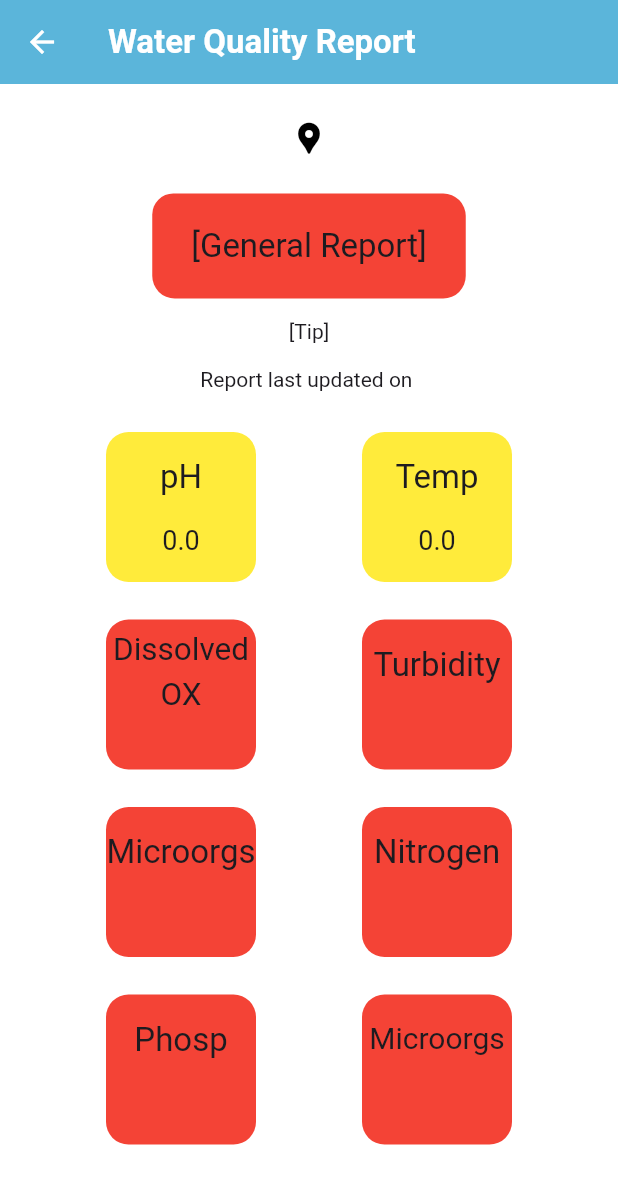
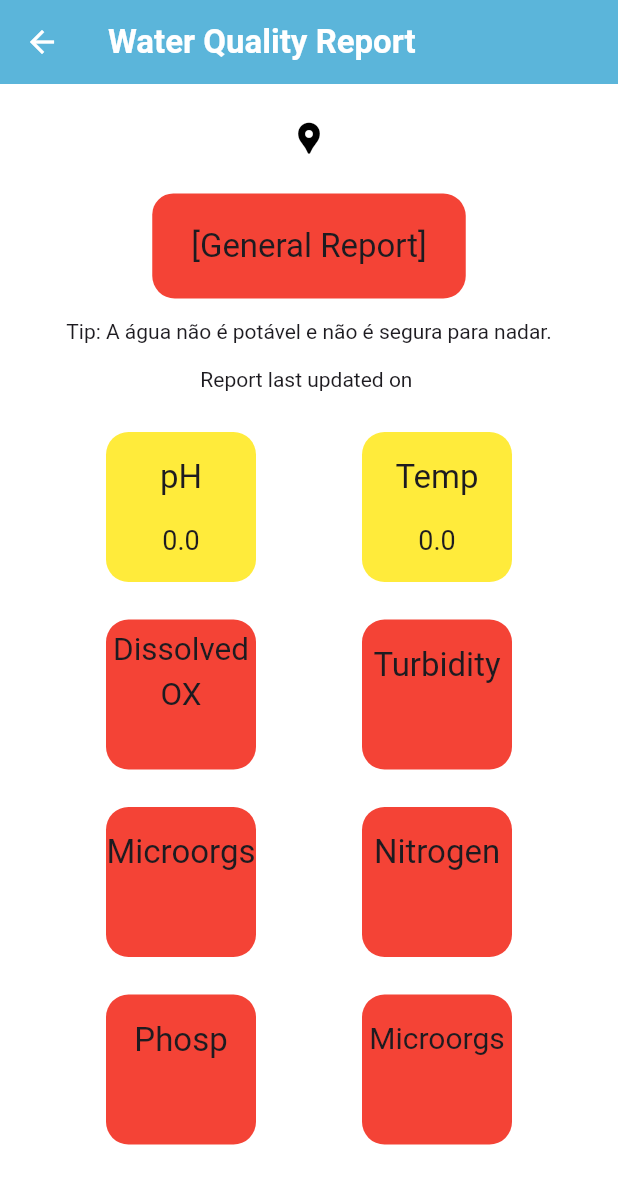
Before and after one commit to FEUP-LEIC-ES-2023-24/2LEIC03T3, a Flutter app: the WaterReportScreen screen opened directly with empty values, on a phone screen of 412 x 824 dp. Shown: the top 1184 px of the screen. Run offline on Flutter 3.47's test engine with Material 3 defaults, Android fonts, the phone set to English and light mode, and no system bars; our stand-ins replace cloud_firestore, firebase_core, google_maps_flutter, location; accounts and stored records are empty; Roboto replaces fonts that are missing (Poppins, Readex Pro).

Commit message:
updated screen report - tip

```diff
--- a/lib/screens/WaterReport.dart
+++ b/lib/screens/WaterReport.dart
@@ -146,18 +146,18 @@ class _WaterReportScreenState extends State<WaterReportScreen> {
                               ),
                             ),
                           ),
-                          const Padding(
-                            padding: EdgeInsetsDirectional.fromSTEB(0, 12, 0, 0),
+                          Padding(
+                            padding: const EdgeInsetsDirectional.fromSTEB(0, 12, 0, 0),
                             child: Text(
-                              '[Tip]',
-                              style: TextStyle(
+                              'Tip: ${getTip(widget.resource)}',
+                              style: const TextStyle(
                                 fontFamily: 'Readex Pro',
                                 letterSpacing: 0,
                               ),
                             ),
                           ),
                           Padding(
-                            padding: EdgeInsetsDirectional.fromSTEB(0, 12, 0, 0),
+                            padding: const EdgeInsetsDirectional.fromSTEB(0, 12, 0, 0),
                             child: Text(
                               'Report last updated on ${widget.resource.date}',
                               style: const TextStyle(
@@ -674,3 +674,16 @@ Color getGeneralReportColor(WaterResource resource) {
     return Colors.green;
   }
 }
+
+
+String getTip(WaterResource resource) {
+  if (resource.potable && resource.swimmingSuitable) {
+    return 'A água é potável e segura para nadar.';
+  } else if (resource.potable && !resource.swimmingSuitable) {
+    return 'A água é potável, mas não é segura para nadar.';
+  } else if (!resource.potable && resource.swimmingSuitable) {
+    return 'A água não é potável, mas é segura para nadar.';
+  } else {
+    return 'A água não é potável e não é segura para nadar.';
+  }
+}
```
